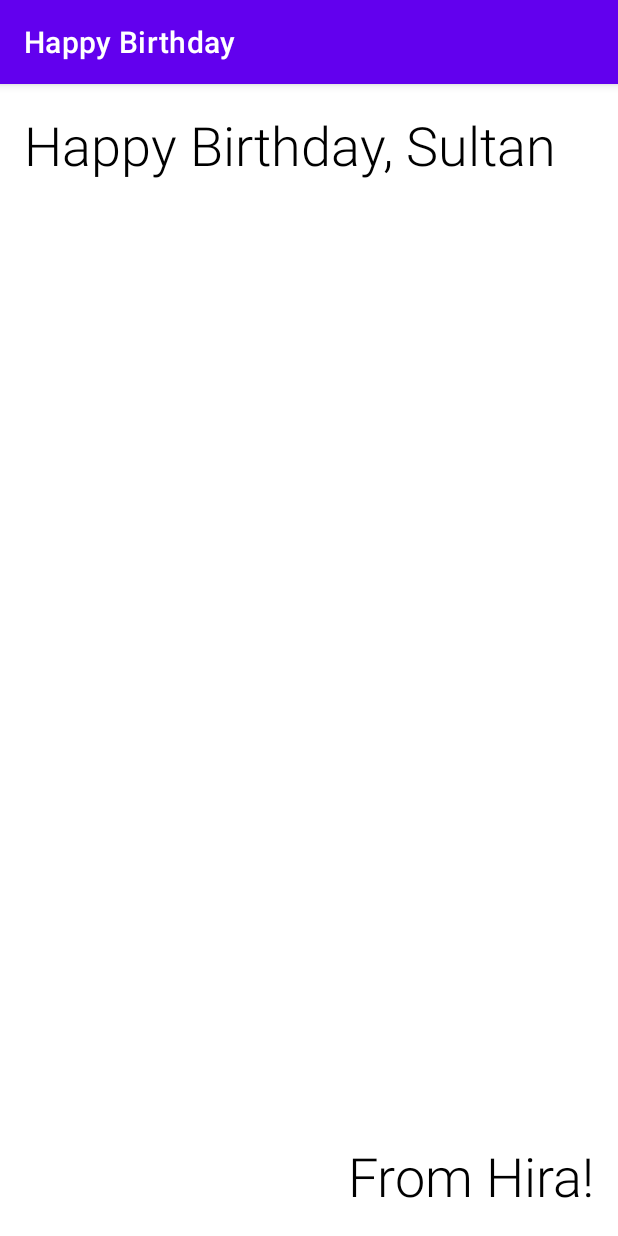
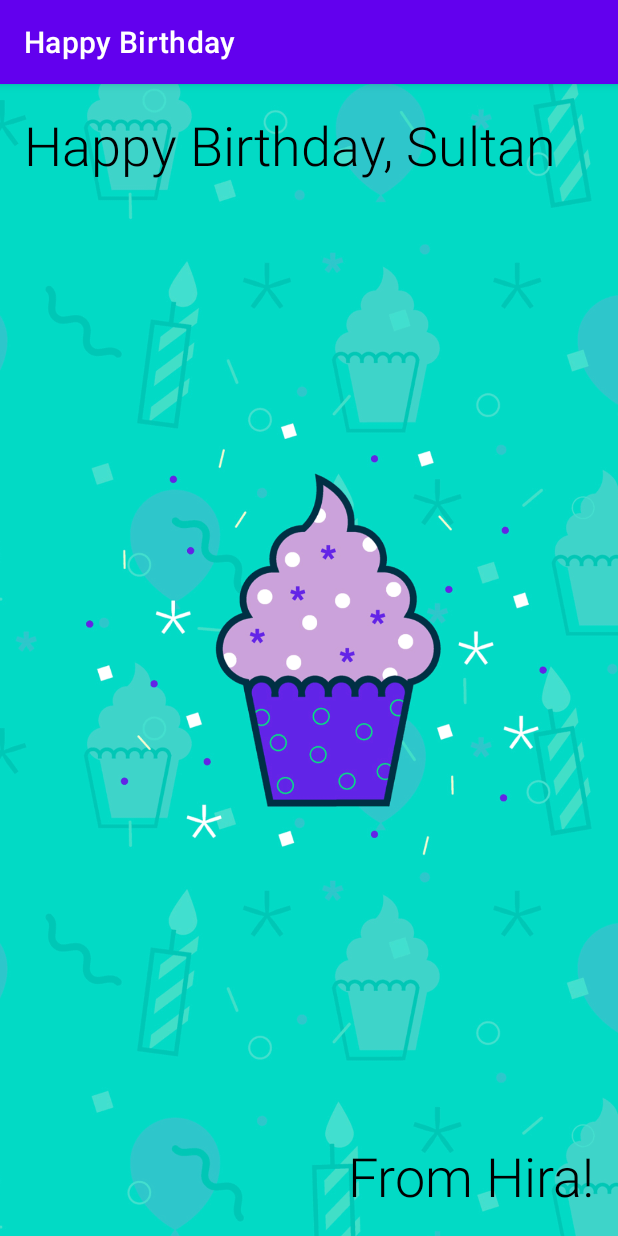
Before and after one commit to ryuzakisultan/birthday-app, an Android app: the screen it shows after launch (MainActivity), on a phone screen of 412 x 824 dp. Run offline under Robolectric (Android 15) with nearby library versions, the phone set to English and light mode, and no system bars.

Commit message:
add image to birthday app

```diff
--- a/app/src/main/res/layout/activity_main.xml
+++ b/app/src/main/res/layout/activity_main.xml
@@ -7,6 +7,18 @@
     android:layout_height="match_parent"
     tools:context=".MainActivity">
 
+    <ImageView
+        android:id="@+id/imageView"
+        android:layout_width="0dp"
+        android:layout_height="0dp"
+        android:importantForAccessibility="no"
+        android:scaleType="centerCrop"
+        app:layout_constraintBottom_toBottomOf="parent"
+        app:layout_constraintEnd_toEndOf="parent"
+        app:layout_constraintStart_toStartOf="parent"
+        app:layout_constraintTop_toTopOf="parent"
+        app:srcCompat="@drawable/androidparty" />
+
     <TextView
         android:id="@+id/textView"
         android:layout_width="wrap_content"
@@ -14,7 +26,7 @@
         android:layout_marginStart="16dp"
         android:layout_marginTop="16dp"
         android:fontFamily="sans-serif-light"
-        android:text="Happy Birthday, Sultan"
+        android:text="@string/happy_birthday_text"
         android:textColor="@android:color/black"
         android:textSize="36sp"
         app:layout_constraintStart_toStartOf="parent"
@@ -27,7 +39,7 @@
         android:layout_marginEnd="16dp"
         android:layout_marginBottom="16dp"
         android:fontFamily="sans-serif-light"
-        android:text="From Hira!"
+        android:text="@string/signature_text"
         android:textColor="@android:color/black"
         android:textSize="36sp"
         app:layout_constraintBottom_toBottomOf="parent"
--- a/app/src/main/res/values/strings.xml
+++ b/app/src/main/res/values/strings.xml
@@ -1,3 +1,5 @@
 <resources>
     <string name="app_name">Happy Birthday</string>
+    <string name="happy_birthday_text">Happy Birthday, Sultan</string>
+    <string name="signature_text">From Hira!</string>
 </resources>
```
Also changed, not shown: app/src/main/res/drawable/androidparty.png (added).
